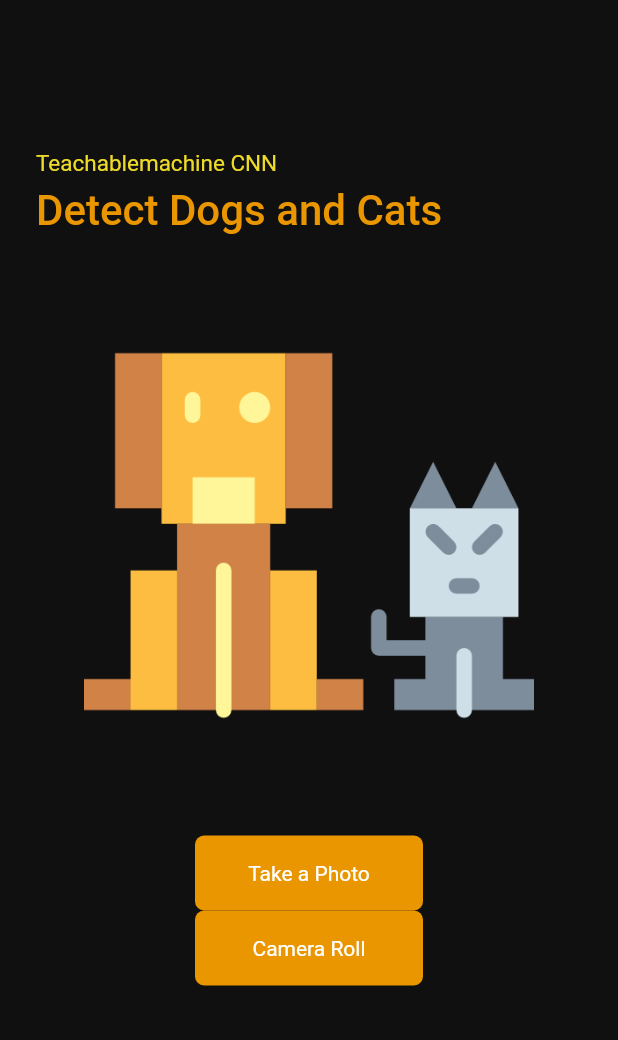
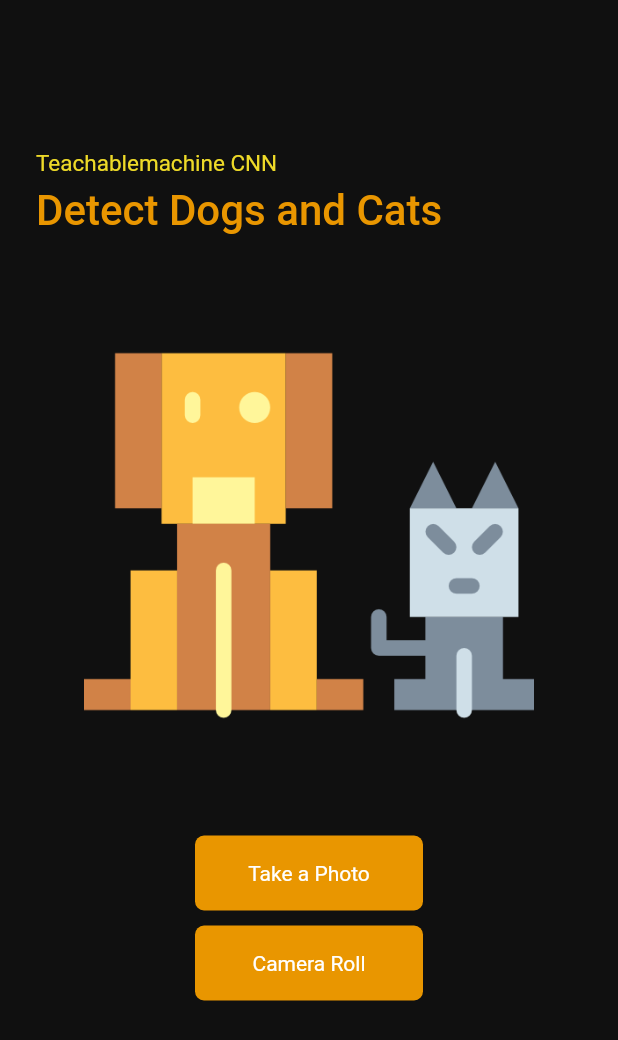
Before and after one commit to sheen404/cat_and_dog_predictor, a Flutter app: the screen it shows after launch, on a phone screen of 412 x 824 dp. Shown: the top 1040 px of the screen. Run offline on Flutter 3.47's test engine with Material 2 defaults, Android fonts, the phone set to English and light mode, and no system bars; our stand-ins replace image_picker, splashscreen; missing offline and left inert: tflite.

Commit message:
Complete Cat and Dog Predictor App

```diff
--- /dev/null
+++ b/assets/labels.txt
@@ -0,0 +1,2 @@
+Dog
+Cat
--- a/lib/home.dart
+++ b/lib/home.dart
@@ -1,4 +1,7 @@
+import 'dart:io';
+import 'package:tflite/tflite.dart';
 import 'package:flutter/material.dart';
+import 'package:image_picker/image_picker.dart';
 
 class Home extends StatefulWidget {
   const Home({Key? key}) : super(key: key);
@@ -8,6 +11,68 @@ class Home extends StatefulWidget {
 }
 
 class _HomeState extends State<Home> {
+
+  final picker = ImagePicker();
+  late File _image;
+  bool _loading = false;
+  late List _output;
+
+  pickImage() async {
+    var image = await picker.getImage(source: ImageSource.camera);
+
+    if(image == null) return null;
+
+    setState(() {
+      _image = File(image.path);
+    });
+    classifyImage(_image);
+  }
+
+  pickGalleryImage() async {
+    var image = await picker.getImage(source: ImageSource.gallery);
+
+    if(image == null) return null;
+
+    setState(() {
+      _image = File(image.path);
+    });
+    classifyImage(_image);
+  }
+
+  loadModel() async {
+    await Tflite.loadModel(
+        model: 'assets/model_unquant.tflite',
+        labels: 'assets/labels.txt');
+}
+
+  classifyImage(File image) async {
+    var output = await Tflite.runModelOnImage(
+        path: image.path,
+        numResults: 2,
+        threshold: 0.5,
+        imageMean: 127.5,
+        imageStd: 127.5);
+
+    setState(() {
+      _loading = false;
+      _output = output!;
+    });
+  }
+
+  @override
+  void initState() {
+    super.initState();
+    _loading = true;
+    loadModel().then((value){
+      // setState(() {});
+    });
+  }
+
+  @override
+  void dispose() {
+    Tflite.close();
+    super.dispose();
+  }
 
   @override
   Widget build(BuildContext context) {
@@ -40,13 +105,34 @@ class _HomeState extends State<Home> {
               height: 50),
             Center(
               // ignore: sized_box_for_whitespace
-              child: Container(
+              child: _loading? Container(
                 width: 300,
                 child: Column(
                   // ignore: prefer_const_literals_to_create_immutables
                   children: <Widget>[
                     Image.asset("assets/cat.png"),
                     const SizedBox(height: 50.0,),
+                  ],
+                ),
+              ): Container(
+                child: Column(
+                  // ignore: prefer_const_literals_to_create_immutables
+                  children: <Widget>[
+                    Container(
+                      height: 250.0,
+                      child: Image.file(_image),
+                    ),
+                    const SizedBox(
+                      height: 20.0,
+                    ),
+                    _output != null ? Container(
+                      padding: const EdgeInsets.symmetric(vertical: 10.0),
+                      child: Text('${_output[0]['label']}',
+                      style: const TextStyle(
+                        color: Colors.white,
+                        fontSize: 20.0
+                      ),),
+                    ) : Container()
                   ],
                 ),
               ),
@@ -57,6 +143,7 @@ class _HomeState extends State<Home> {
                 // ignore: prefer_const_literals_to_create_immutables
                 children: <Widget>[
                   GestureDetector(
+                    onTap: pickImage,
                     child: Container(
                       width: MediaQuery.of(context).size.width - 260,
                       alignment: Alignment.center,
@@ -71,7 +158,11 @@ class _HomeState extends State<Home> {
                       ),),
                     ),
                   ),
+                  const SizedBox(
+                    height: 10,
+                  ),
                   GestureDetector(
+                    onTap: pickGalleryImage,
                     child: Container(
                       width: MediaQuery.of(context).size.width - 260,
                       alignment: Alignment.center,
```
Also changed, not shown: 1 other file.
